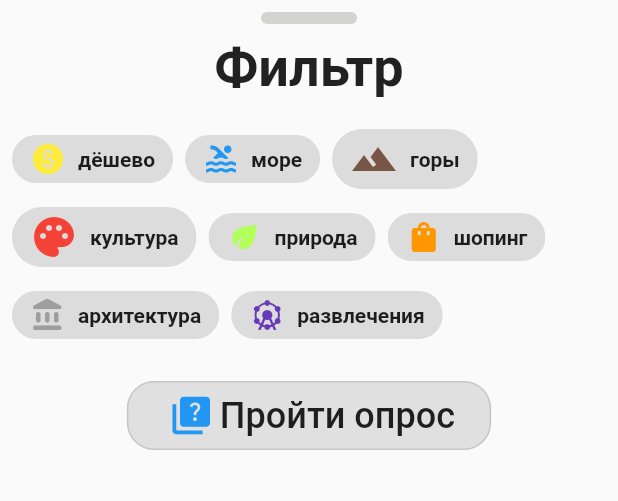
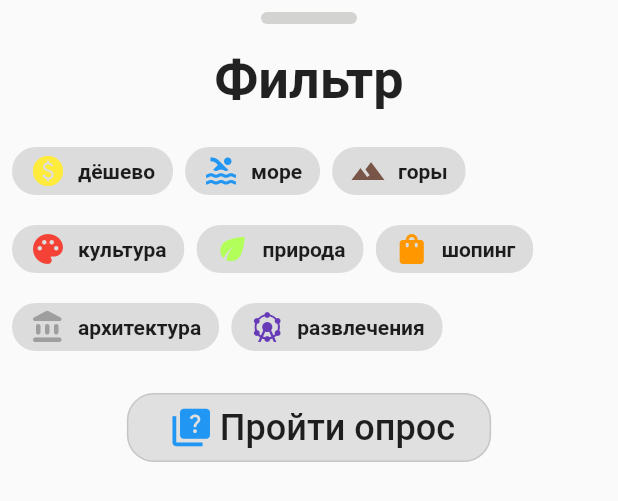
Before and after one commit to EuphoriaAbsorber/Forwarder, a Flutter app: the BottomSheetFilter widget shown alone on an empty page, opened directly with empty values, on a phone screen of 412 x 824 dp. Shown: the top 501 px of the screen. Run offline on Flutter 3.47's test engine with Material 2 defaults, Android fonts, the phone set to English and light mode, and no system bars; our stand-ins replace cached_network_image, connectivity, dio, fl_chart, freezed_annotation, google_maps_flutter and 4 more; accounts and stored records are empty; network calls fail.

Commit message:
add: new widgets

```diff
--- a/lib/city_list/city_manager.dart
+++ b/lib/city_list/city_manager.dart
@@ -31,10 +31,17 @@ class CityManager {
 
   Future<List<Pair<City, bool>>> getLatest() async {
     if (await _networkInfo.isConnected) {
-      final items = await _cityApi.getLatest();
-      final favorites = await _cityDao.getAll();
-      final favoriteIds = favorites.map((e) => e.id).toSet();
-      return items.map((e) => Pair(first: e, second: favoriteIds.contains(e.id))).toList();
+      try {
+        final items = await _cityApi.getLatest();
+        final favorites = await _cityDao.getAll();
+        final favoriteIds = favorites.map((e) => e.id).toSet();
+        return items.map((e) =>
+            Pair(first: e, second: favoriteIds.contains(e.id))).toList();
+      } catch (e) {
+        final favorites = await _cityDao.getAll();
+
+        return favorites.map((e) => Pair(first: e, second: true)).toList();
+      }
     } else {
       final favorites = await _cityDao.getAll();
       return favorites.map((e) => Pair(first: e, second: true)).toList();
--- a/lib/city_list/presentation/bottom_sheet_filter.dart
+++ b/lib/city_list/presentation/bottom_sheet_filter.dart
@@ -1,5 +1,7 @@
 import 'package:flutter/material.dart';
 import 'package:models/models.dart';
+
+import 'widgets/filter_choice_chip.dart';
 
 class BottomSheetFilter extends StatelessWidget {
   final Filter filter;
@@ -10,17 +12,18 @@ class BottomSheetFilter extends StatelessWidget {
 
   @override
   Widget build(BuildContext context) => SizedBox(
-        height: 420,
-        child: Center(
+        height: 460,
         child: Column(
           children: <Widget>[
-              const SizedBox(height: 8.0),
-              Container(
+            Padding(
+              padding: const EdgeInsets.all(8.0),
+              child: Container(
                 width: 64.0,
                 height: 8.0,
                 decoration: const BoxDecoration(
                   color: Color(0x3336382E),
                   borderRadius: BorderRadius.all(Radius.circular(16.0)),
+                ),
               ),
             ),
             const Padding(
@@ -39,195 +42,92 @@ class BottomSheetFilter extends StatelessWidget {
                 spacing: 8.0,
                 runSpacing: 4.0,
                 children: [
-                    ChoiceChip(
-                      label: Row(
-                        mainAxisSize: MainAxisSize.min,
-                        children: const [
-                          Padding(
-                            padding: EdgeInsets.only(right: 8.0),
-                            child: Icon(
+                  FilterChoiceChip(
+                    selected: filter.price != 0,
+                    onSelected: () => onFilterChanged(
+                      filter.copyWith(price: filter.price ^ 1),
+                    ),
+                    category: 'дёшево',
+                    icon: const Icon(
                       Icons.paid,
                       color: Colors.yellow,
                     ),
                   ),
-                          Text(
-                            'дёшево',
-                            style: TextStyle(
-                              fontWeight: FontWeight.bold,
+                  FilterChoiceChip(
+                    selected: filter.sea != 0,
+                    onSelected: () => onFilterChanged(
+                      filter.copyWith(sea: filter.sea ^ 1),
                     ),
-                          ),
-                        ],
-                      ),
-                      selected: filter.price != 0,
-                      onSelected: (selected) => onFilterChanged(
-                        filter.copyWith(price: filter.price ^ 1),
-                      ),
-                    ),
-                    ChoiceChip(
-                      label: Row(
-                        mainAxisSize: MainAxisSize.min,
-                        children: const [
-                          Padding(
-                            padding: EdgeInsets.only(right: 8.0),
-                            child: Icon(
+                    category: 'море',
+                    icon: const Icon(
                       Icons.pool,
                       color: Colors.blue,
                     ),
                   ),
-                          Text(
-                            'море',
-                            style: TextStyle(
-                              fontWeight: FontWeight.bold,
+                  FilterChoiceChip(
+                    selected: filter.mountains != 0,
+                    onSelected: () => onFilterChanged(
+                      filter.copyWith(mountains: filter.mountains ^ 1),
+                    ),
+                    category: 'горы',
+                    icon: const Icon(
+                      Icons.landscape,
+                      color: Colors.brown,
                     ),
                   ),
-                        ],
+                  FilterChoiceChip(
+                    selected: filter.culture != 0,
+                    onSelected: () => onFilterChanged(
+                      filter.copyWith(culture: filter.culture ^ 1),
                     ),
-                      selected: filter.sea != 0,
-                      onSelected: (selected) => onFilterChanged(
-                        filter.copyWith(sea: filter.sea ^ 1),
+                    category: 'культура',
+                    icon: const Icon(
+                      Icons.palette,
+                      color: Colors.red,
                     ),
                   ),
-                    ChoiceChip(
-                      label: Row(
-                        mainAxisSize: MainAxisSize.min,
-                        children: const [
-                          Padding(
-                            padding: EdgeInsets.only(right: 8.0),
-                            child: Icon(Icons.landscape,
-                                color: Colors.brown, size: 32.0),
+                  FilterChoiceChip(
+                    selected: filter.nature != 0,
+                    onSelected: () => onFilterChanged(
+                      filter.copyWith(nature: filter.nature ^ 1),
                     ),
-                          Text(
-                            'горы',
-                            style: TextStyle(
-                              fontWeight: FontWeight.bold,
-                            ),
-                          ),
-                        ],
-                      ),
-                      selected: filter.mountains != 0,
-                      onSelected: (selected) => onFilterChanged(
-                        filter.copyWith(mountains: filter.mountains ^ 1),
-                      ),
-                    ),
-                    ChoiceChip(
-                      label: Row(
-                        mainAxisSize: MainAxisSize.min,
-                        children: const [
-                          Padding(
-                            padding: EdgeInsets.only(right: 8.0),
-                            child: Icon(
-                              Icons.palette,
-                              color: Colors.red,
-                              size: 32.0,
-                            ),
-                          ),
-                          Text(
-                            'культура',
-                            style: TextStyle(
-                              fontWeight: FontWeight.bold,
-                            ),
-                          ),
-                        ],
-                      ),
-                      selected: filter.culture != 0,
-                      onSelected: (selected) => onFilterChanged(
-                        filter.copyWith(culture: filter.culture ^ 1),
-                      ),
-                    ),
-                    ChoiceChip(
-                      label: Row(
-                        mainAxisSize: MainAxisSize.min,
-                        children: const [
-                          Padding(
-                            padding: EdgeInsets.only(right: 8.0),
-                            child: Icon(
+                    category: 'природа',
+                    icon: const Icon(
                       Icons.eco,
                       color: Colors.lightGreenAccent,
                     ),
                   ),
-                          Text(
-                            'природа',
-                            style: TextStyle(
-                              fontWeight: FontWeight.bold,
+                  FilterChoiceChip(
+                    selected: filter.shopping != 0,
+                    onSelected: () => onFilterChanged(
+                      filter.copyWith(shopping: filter.shopping ^ 1),
                     ),
-                          ),
-                        ],
-                      ),
-                      selected: filter.nature != 0,
-                      onSelected: (selected) => onFilterChanged(
-                        filter.copyWith(nature: filter.nature ^ 1),
-                      ),
-                    ),
-                    ChoiceChip(
-                      label: Row(
-                        mainAxisSize: MainAxisSize.min,
-                        children: const [
-                          Padding(
-                            padding: EdgeInsets.only(right: 8.0),
-                            child: Icon(
+                    category: 'шопинг',
+                    icon: const Icon(
                       Icons.shopping_bag,
                       color: Colors.orange,
                     ),
                   ),
-                          Text(
-                            'шопинг',
-                            style: TextStyle(
-                              fontWeight: FontWeight.bold,
+                  FilterChoiceChip(
+                    selected: filter.architecture != 0,
+                    onSelected: () => onFilterChanged(
+                      filter.copyWith(architecture: filter.architecture ^ 1),
                     ),
-                          ),
-                        ],
-                      ),
-                      selected: filter.shopping != 0,
-                      onSelected: (selected) => onFilterChanged(
-                        filter.copyWith(shopping: filter.shopping ^ 1),
-                      ),
-                    ),
-                    ChoiceChip(
-                      label: Row(
-                        mainAxisSize: MainAxisSize.min,
-                        children: const [
-                          Padding(
-                            padding: EdgeInsets.only(right: 8.0),
-                            child: Icon(
+                    category: 'архитектура',
+                    icon: const Icon(
                       Icons.account_balance_rounded,
                       color: Colors.grey,
                     ),
                   ),
-                          Text(
-                            'архитектура',
-                            style: TextStyle(
-                              fontWeight: FontWeight.bold,
-                            ),
-                          ),
-                        ],
-                      ),
-                      selected: filter.architecture != 0,
-                      onSelected: (selected) => onFilterChanged(
-                        filter.copyWith(architecture: filter.architecture ^ 1),
-                      ),
-                    ),
-                    ChoiceChip(
-                      label: Row(
-                        mainAxisSize: MainAxisSize.min,
-                        children: const [
-                          Padding(
-                            padding: EdgeInsets.only(right: 8.0),
-                            child: Icon(
-                              Icons.attractions,
-                              color: Colors.deepPurple,
-                            ),
-                          ),
-                          Text(
-                            'развлечения',
-                            style: TextStyle(
-                              fontWeight: FontWeight.bold,
-                            ),
-                          ),
-                        ],
-                      ),
+                  FilterChoiceChip(
                     selected: filter.entertainment != 0,
                     onSelected: (selected) => onFilterChanged(
                       filter.copyWith(entertainment: filter.entertainment ^ 1),
+                    ),
+                    category: 'развлечения',
+                    icon: const Icon(
+                      Icons.attractions,
+                      color: Colors.deepPurple,
                     ),
                   ),
                   Center(
@@ -236,8 +136,7 @@ class BottomSheetFilter extends StatelessWidget {
                       child: FittedBox(
                         child: OutlinedButton(
                             style: ButtonStyle(
-                                backgroundColor:
-                                    MaterialStateProperty.all<Color>(
+                              backgroundColor: MaterialStateProperty.all<Color>(
                                   Colors.grey.shade300),
                               shape: MaterialStateProperty.all<
                                   RoundedRectangleBorder>(
@@ -282,6 +181,5 @@ class BottomSheetFilter extends StatelessWidget {
             )
           ],
         ),
-        ),
       );
 }
--- a/lib/city_list/presentation/city_list_page.dart
+++ b/lib/city_list/presentation/city_list_page.dart
@@ -5,6 +5,7 @@ import '../../city_details/presentation/details_page.dart';
 import '../../di.dart';
 import 'bottom_sheet_filter.dart';
 import 'city_card_widget.dart';
+import 'widgets/search_field.dart';
 
 class CityListPage extends StatefulWidget {
   const CityListPage({Key? key}) : super(key: key);
@@ -46,31 +47,10 @@ class _CityListPageState extends State<CityListPage> {
                 elevation: 0.0,
                 title: SizedBox(
                     height: 40.0,
-                  child: ClipRRect(
-                    borderRadius: const BorderRadius.all(Radius.circular(16.0)),
-                    child: TextField(
-                      controller: _textController,
-                      scrollPhysics: const BouncingScrollPhysics(),
-                      cursorColor: Colors.deepOrange,
-                      textAlignVertical: TextAlignVertical.center,
-                      style:
-                          const TextStyle(color: Colors.black, fontSize: 18.0),
-                      decoration: InputDecoration(
-                          fillColor: Colors.grey[300],
-                          filled: true,
-                          prefixIcon:
-                              const Icon(Icons.search, color: Colors.black54),
-                          suffixIcon: IconButton(
-                            splashRadius: 16.0,
-                            icon:
-                                const Icon(Icons.clear, color: Colors.black54),
-                            onPressed: () => _textController.text = '',
-                          ),
-                          hintText: 'Найди свое...',
-                          border: InputBorder.none),
-                    ),
-                  ),
-                ),
+                    child: SearchField(
+                      hint: 'Найди свое...',
+                      textController: _textController,
+                    )),
                 actions: [
                   IconButton(
                     splashRadius: 24.0,
@@ -133,8 +113,7 @@ class _CityListPageState extends State<CityListPage> {
                               : cities;
 
                           return StreamBuilder<String>(
-                              stream:
-                                  _cityManager.stateController.searchStream,
+                              stream: _cityManager.stateController.searchStream,
                               builder: (context, searchNameSnapshot) {
                                 final citiesSearchedAndFiltered =
                                     searchNameSnapshot.hasData
--- /dev/null
+++ b/lib/city_list/presentation/widgets/filter_choice_chip.dart
@@ -0,0 +1,36 @@
+import 'package:flutter/material.dart';
+
+class FilterChoiceChip extends StatelessWidget {
+  final bool selected;
+  final Function onSelected;
+  final String category;
+  final Icon icon;
+  const FilterChoiceChip({
+    required this.selected,
+    required this.onSelected,
+    required this.category,
+    required this.icon,
+    Key? key,
+  }) : super(key: key);
+
+  @override
+  Widget build(BuildContext context) => ChoiceChip(
+        label: Row(
+          mainAxisSize: MainAxisSize.min,
+          children: [
+            Padding(
+              padding: const EdgeInsets.only(right: 8.0),
+              child: icon,
+            ),
+            Text(
+              category,
+              style: const TextStyle(
+                fontWeight: FontWeight.bold,
+              ),
+            ),
+          ],
+        ),
+        selected: selected,
+        onSelected: (selected) => onSelected(),
+      );
+}
--- /dev/null
+++ b/lib/city_list/presentation/widgets/search_field.dart
@@ -0,0 +1,35 @@
+
+import 'package:flutter/material.dart';
+
+class SearchField extends StatelessWidget {
+  final String hint;
+  final TextEditingController textController;
+
+  const SearchField({required this.hint, required this.textController, Key? key}) : super(key: key);
+
+  @override
+  Widget build(BuildContext context) => ClipRRect(
+      borderRadius: const BorderRadius.all(Radius.circular(16.0)),
+      child: TextField(
+        controller: textController,
+        scrollPhysics: const BouncingScrollPhysics(),
+        cursorColor: Colors.deepOrange,
+        textAlignVertical: TextAlignVertical.center,
+        style:
+        const TextStyle(color: Colors.black, fontSize: 18.0),
+        decoration: InputDecoration(
+            fillColor: Colors.grey[300],
+            filled: true,
+            prefixIcon:
+            const Icon(Icons.search, color: Colors.black54),
+            suffixIcon: IconButton(
+              splashRadius: 16.0,
+              icon:
+              const Icon(Icons.clear, color: Colors.black54),
+              onPressed: () => textController.text = '',
+            ),
+            hintText: hint,
+            border: InputBorder.none),
+      ),
+    );
+}
```
Also changed, not shown: 1 other file. Lines whose indentation alone changed are shown as unchanged.
